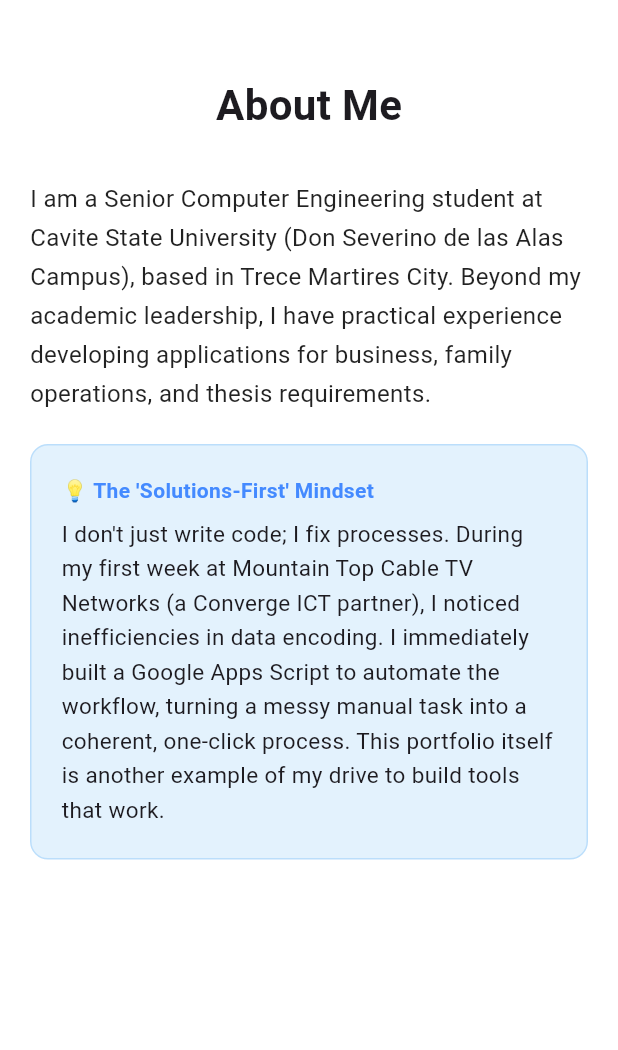
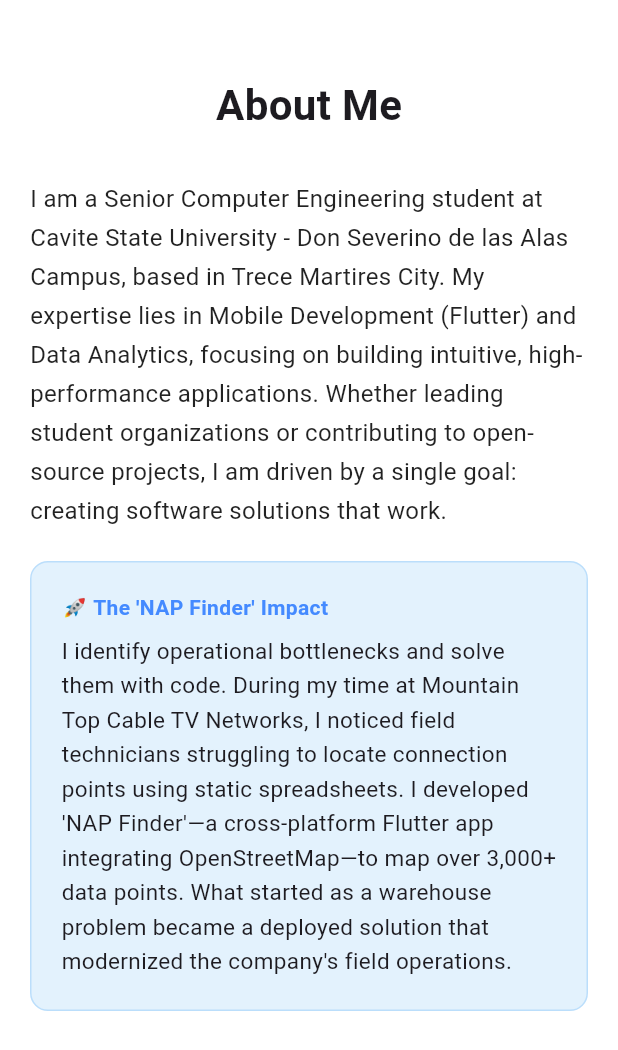
Before and after one commit to patrickpatrick27/Flutter-Web-Portfolio, a Flutter app: the AboutSection widget shown alone on an empty page, opened directly, on a phone screen of 412 x 824 dp. Shown: the top 1050 px of the screen. Run offline on Flutter 3.47's test engine with Material 3 defaults, Android fonts, the phone set to English and light mode, and no system bars.

Commit message:
Edited Personal Information

```diff
--- a/lib/sections/about_section.dart
+++ b/lib/sections/about_section.dart
@@ -1,6 +1,6 @@
 import 'package:flutter/material.dart';
 import '../widgets/responsive_layout.dart';
-import '../widgets/responsive_animation.dart'; // Import animation widget
+import '../widgets/responsive_animation.dart';
 
 class AboutSection extends StatelessWidget {
   const AboutSection({super.key});
@@ -11,13 +11,14 @@ class AboutSection extends StatelessWidget {
       padding: const EdgeInsets.symmetric(vertical: 50, horizontal: 20),
       child: Column(
         children: [
-          const Text("About Me", style: TextStyle(fontSize: 28, fontWeight: FontWeight.bold)),
+          const Text(
+            "About Me",
+            style: TextStyle(fontSize: 28, fontWeight: FontWeight.bold)
+          ),
           const SizedBox(height: 30),
 
-          // Added Animation directly here
           FadeSlideTransition(
             delay: const Duration(milliseconds: 200),
-            // Smaller offset (0.2) fixes the alignment issue by making the movement tighter
             offset: const Offset(0, 0.2),
             child: ResponsiveLayout(
               mobile: _buildContent(isMobile: true),
@@ -30,21 +31,21 @@ class AboutSection extends StatelessWidget {
   }
 
   Widget _buildContent({required bool isMobile}) {
-    // Limits width on desktop for readability
     return ConstrainedBox(
       constraints: const BoxConstraints(maxWidth: 900),
       child: Column(
         children: [
-          // Bio
+          // Bio: Removed hardware references, added full Campus name
           Text(
-            "I am a Senior Computer Engineering student at Cavite State University (Don Severino de las Alas Campus), based in Trece Martires City. "
-            "Beyond my academic leadership, I have practical experience developing applications for business, family operations, and thesis requirements.",
+            "I am a Senior Computer Engineering student at Cavite State University - Don Severino de las Alas Campus, based in Trece Martires City. "
+            "My expertise lies in Mobile Development (Flutter) and Data Analytics, focusing on building intuitive, high-performance applications. "
+            "Whether leading student organizations or contributing to open-source projects, I am driven by a single goal: creating software solutions that work.",
             style: const TextStyle(fontSize: 16, height: 1.6, color: Colors.black87),
             textAlign: isMobile ? TextAlign.left : TextAlign.center,
           ),
           const SizedBox(height: 20),
 
-          // Automation Story (Highlight)
+          // The Impact Story
           Container(
             padding: const EdgeInsets.all(20),
             decoration: BoxDecoration(
@@ -55,12 +56,16 @@ class AboutSection extends StatelessWidget {
             child: Column(
               crossAxisAlignment: CrossAxisAlignment.start,
               children: const [
-                Text("💡 The 'Solutions-First' Mindset", style: TextStyle(fontWeight: FontWeight.bold, color: Colors.blueAccent)),
+                Text(
+                  "🚀 The 'NAP Finder' Impact",
+                  style: TextStyle(fontWeight: FontWeight.bold, color: Colors.blueAccent)
+                ),
                 SizedBox(height: 8),
                 Text(
-                  "I don't just write code; I fix processes. During my first week at Mountain Top Cable TV Networks (a Converge ICT partner), "
-                  "I noticed inefficiencies in data encoding. I immediately built a Google Apps Script to automate the workflow, turning a messy manual task "
-                  "into a coherent, one-click process. This portfolio itself is another example of my drive to build tools that work.",
+                  "I identify operational bottlenecks and solve them with code. "
+                  "During my time at Mountain Top Cable TV Networks, I noticed field technicians struggling to locate connection points using static spreadsheets. "
+                  "I developed 'NAP Finder'—a cross-platform Flutter app integrating OpenStreetMap—to map over 3,000+ data points. "
+                  "What started as a warehouse problem became a deployed solution that modernized the company's field operations.",
                   style: TextStyle(fontSize: 15, height: 1.5),
                 ),
               ],
--- a/lib/sections/projects_section.dart
+++ b/lib/sections/projects_section.dart
@@ -16,11 +16,9 @@ class ProjectsSection extends StatelessWidget {
       "url": "https://github.com/patrickpatrick27/nap_locator",
       "image": "assets/images/nap_finder.png",
       "type": "Work Application",
-      // UPDATED TECH: Removed Google Maps API, Added OpenStreetMap
-      "tech": ["Flutter", "OpenStreetMap", "Firebase", "Geolocation"],
-      // UPDATED STORY
-      "problem": "Locating specific Network Access Point (NAP) boxes was a manual and inefficient process. We needed a way to search for specific Local Convergence Points (LCPs) and get precise location data without scrolling through static lists.",
-      "solution": "I built a location-based app using OpenStreetMap for the internal interface. Users can search for an LCP, see its location, and either copy the coordinates or click a button to open Google Maps. The app uses the device's current GPS to plot a direct route from the user to the actual NAP box.",
+      "tech": ["Flutter", "OpenStreetMap", "Google Sheets API", "Geolocation"],
+      "problem": "Field technicians were struggling to locate specific Network Access Points using only raw coordinates listed in static spreadsheets. Without a visual reference, identifying the correct box location among thousands of entries was slow, confusing, and error-prone.",
+      "solution": "I migrated over 3,000+ data points from legacy files into a live Google Sheets database. I then built a Flutter app that plots these points onto OpenStreetMap. This allows technicians to visually see the NAP locations relative to their real-time GPS position, rather than just reading abstract numbers.",
     },
     {
       "title": "Kaong Fermentation Monitor",
@@ -34,13 +32,14 @@ class ProjectsSection extends StatelessWidget {
     },
     {
       "title": "Student Attendance Tracker",
-      "desc": "Automated student logging via facial recognition.",
+      "desc": "Automated student logging via facial recognition (Offline Capable).",
       "url": "https://github.com/patrickpatrick27/CPEN135-Student-Attendance",
+      // NOTE: Keeping image null ensures the black background & white toga icon
       "image": null,
       "type": "Academic Project",
       "tech": ["Python", "Flask", "ESP32-CAM", "OpenCV", "Flutter"],
-      "problem": "Manual roll calls in large lecture halls consume 10-15 minutes of class time and are prone to 'buddy punching' (students signing in for friends).",
-      "solution": "We created a hands-free system. An ESP32-CAM positioned at the door captures faces as students enter. A Flask backend processes the images using OpenCV for recognition and automatically marks them 'Present' in the database, viewable via the Flutter admin app.",
+      "problem": "Most smart attendance systems require a stable internet connection to function. However, at CvSU, Wi-Fi availability in classrooms is inconsistent or non-existent, rendering cloud-based solutions useless.",
+      "solution": "We engineered a completely offline system. The ESP32-CAM connects directly to a local server (laptop) via a dedicated hotspot. The system processes facial recognition and logs attendance locally using Python and Flask, requiring zero internet connectivity to function.",
     },
     {
       "title": "Pay Tracker",
@@ -48,15 +47,16 @@ class ProjectsSection extends StatelessWidget {
       "url": "https://github.com/patrickpatrick27/payout_app",
       "image": "assets/images/pay_tracker.png",
       "type": "Personal Project",
-      "tech": ["Flutter", "Google Sheets API", "Cloud Sync", "Dart"],
-      // UPDATED STORY
+      "tech": ["Flutter", "Google Drive API", "Cloud Sync", "Dart"],
       "problem": "I used to track my part-time job hours manually in my phone's notes app. It was tedious to log time-ins and time-outs every day, calculation errors were common, and I was constantly scared of losing all my data if my phone crashed.",
-      "solution": "I developed a dedicated tracker that makes logging hours instant. Instead of local notes, it syncs everything online to Google Sheets. Now, my total pay is calculated automatically, and I never have to worry about data loss because everything is securely backed up in the cloud.",
+      "solution": "I developed a dedicated tracker that makes logging hours instant. Instead of relying on local storage, the app performs a cloud backup directly to Google Drive. This ensures my pay calculations are automated and my data is secure, even if I switch devices.",
     },
   ];
 
   @override
   Widget build(BuildContext context) {
+    // If it's the first load, delay the animations so the header finishes first.
+    // If it's a tab switch, make the delay minimal (50ms) for snappy response.
     final int baseDelay = isFirstLoad ? 900 : 50;
 
     return Container(
@@ -161,6 +161,7 @@ class ProjectCard extends StatelessWidget {
                       width: 60,
                       height: 60,
                       decoration: BoxDecoration(
+                        // Logic: If image is null -> Black Background
                         color: project['image'] == null ? Colors.black : Colors.white,
                         borderRadius: BorderRadius.circular(15),
                         boxShadow: const [BoxShadow(color: Colors.black12, blurRadius: 4, offset: Offset(0, 2))],
@@ -168,6 +169,7 @@ class ProjectCard extends StatelessWidget {
                             ? DecorationImage(image: AssetImage(project['image']), fit: BoxFit.cover)
                             : null,
                       ),
+                      // Logic: If image is null -> White School Icon (Toga)
                       child: project['image'] == null
                           ? const Icon(Icons.school, color: Colors.white, size: 30)
                           : null,
```
Also changed, not shown: lib/screens/project_detail_screen.dart (+14 -21 lines).
